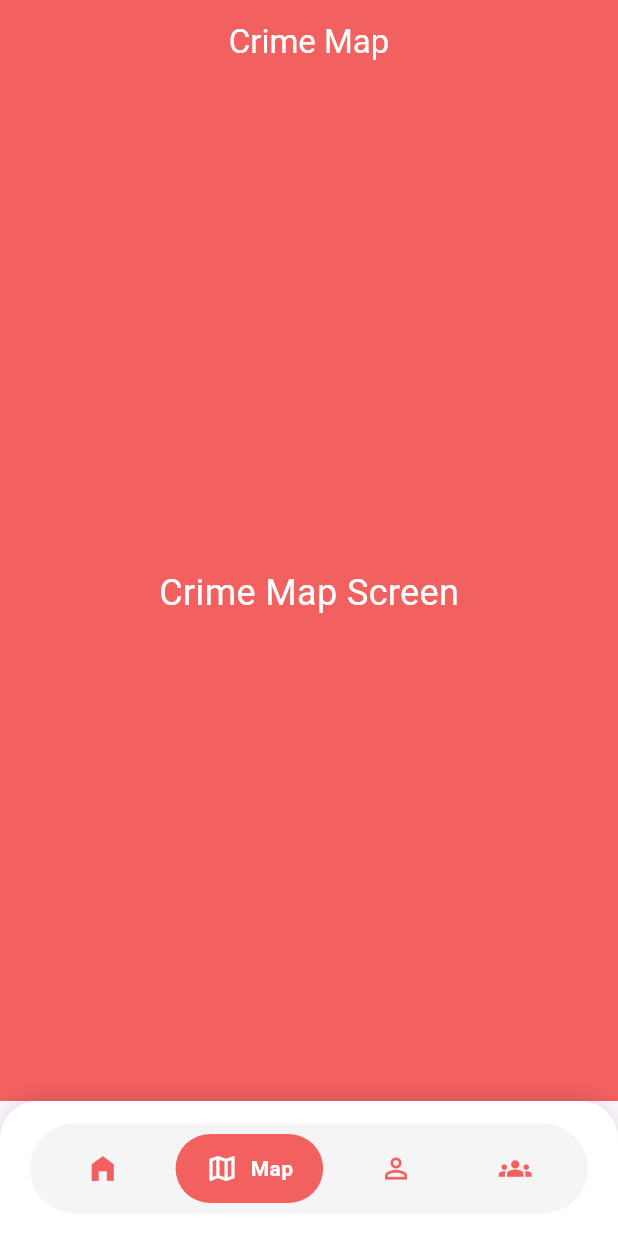
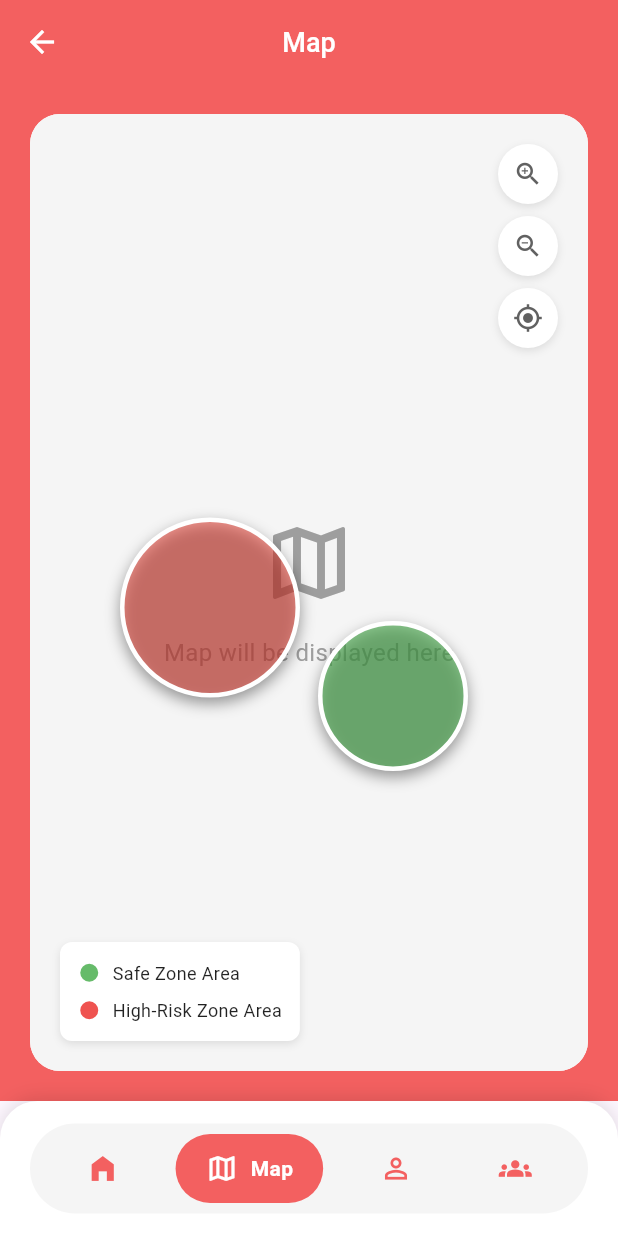
Before and after one commit to Afiq0025/Safesync_FYP, a Flutter app: the MainScreen screen opened by its route, item 2 of the bottom bar chosen, on a phone screen of 412 x 824 dp. Run offline on Flutter 3.47's test engine with Material 3 defaults, Android fonts, the phone set to English and light mode, and no system bars; our stand-ins replace geolocator, lottie; project files that could hold a hidden picture were left out.

Commit message:
Real Safesync 04

```diff
--- a/lib/main.dart
+++ b/lib/main.dart
@@ -1,10 +1,14 @@
 import 'dart:async';
 import 'package:flutter/material.dart';
 import 'package:lottie/lottie.dart';
+import 'package:safesync/screens/emergency/emergency_contacts.dart';
 import 'screens/auth/login_screen.dart';
 import 'screens/auth/signup_screen.dart';
 import 'screens/home/smartwatch_detail.dart';
 import 'screens/settings/recording_settings.dart';
+import 'screens/profile/profile_screen.dart';
+import 'screens/home/pair_smart_devices.dart';
+import 'screens/map/map_screen.dart';
 
 void main() {
   WidgetsFlutterBinding.ensureInitialized();
@@ -38,6 +42,9 @@ class SafeSyncApp extends StatelessWidget {
         '/main': (context) => const MainScreen(),
         '/smartwatch': (context) => const SmartwatchDetailScreen(),
         '/recording-settings': (context) => const RecordingSettingsScreen(),
+        '/pair-smart-devices': (context) => const PairSmartDevicesScreen(),
+        '/profile': (context) => const ProfileScreen(),
+        '/contacts': (context) => const EmergencyContactsScreen(),
       },
     );
   }
@@ -79,8 +86,7 @@ class _SplashScreenState extends State<SplashScreen> {
             SizedBox(
               width: 800,
               height: 800,
-              child:
-                  Image.asset('assets/images/logo.png', width: 50, height: 50),
+              child: Image.asset('assets/images/logo.png', width: 50, height: 50),
             ),
             const SizedBox(height: 1),
             const CircularProgressIndicator(
@@ -103,17 +109,25 @@ class MainScreen extends StatefulWidget {
 class _MainScreenState extends State<MainScreen> {
   int currentIndex = 0;
 
-  final List<Widget> screens = [
+  // Define screens as a getter to ensure fresh instances
+  List<Widget> get screens => [
     const HomeScreen(),
     const MapScreen(),
-    const ProfileScreen(),
+    const EmergencyContactsScreen(), // Temporary test widget
     const CommunityScreen(),
   ];
 
   @override
   Widget build(BuildContext context) {
+    // Debug: Print what screen should be shown
+    print('Building MainScreen with currentIndex: $currentIndex');
+    print('Screen at index $currentIndex: ${screens[currentIndex].runtimeType}');
+
     return Scaffold(
-      body: screens[currentIndex],
+      body: IndexedStack(
+        index: currentIndex,
+        children: screens,
+      ),
       bottomNavigationBar: Container(
         height: 90,
         padding: const EdgeInsets.symmetric(horizontal: 20, vertical: 15),
@@ -141,7 +155,7 @@ class _MainScreenState extends State<MainScreen> {
             children: [
               _buildNavItem(Icons.home_filled, "Home", 0),
               _buildNavItem(Icons.map_outlined, "Map", 1),
-              _buildNavItem(Icons.person_outline, "Contact", 2),
+              _buildNavItem(Icons.person_outline, "Contacts", 2),
               _buildNavItem(Icons.groups, "Community", 3),
             ],
           ),
@@ -158,6 +172,14 @@ class _MainScreenState extends State<MainScreen> {
         setState(() {
           currentIndex = index;
         });
+
+        // Enhanced debug prints
+        print('Navigating to index: $index');
+        print('Current screen: ${screens[index].runtimeType}');
+        if (index == 2) {
+          print('Should show EmergencyContactsScreen');
+          print('Actual screen type: ${screens[2].runtimeType}');
+        }
       },
       child: AnimatedContainer(
         duration: const Duration(milliseconds: 300),
@@ -247,7 +269,11 @@ class _HomeScreenState extends State<HomeScreen> with TickerProviderStateMixin {
               Row(
                 mainAxisAlignment: MainAxisAlignment.spaceBetween,
                 children: [
-                  Container(
+                  GestureDetector(
+                    onTap: () {
+                      Navigator.pushNamed(context, '/profile');
+                    },
+                    child: Container(
                       width: 50,
                       height: 50,
                       decoration: BoxDecoration(
@@ -258,6 +284,7 @@ class _HomeScreenState extends State<HomeScreen> with TickerProviderStateMixin {
                         Icons.person,
                         color: Colors.white,
                         size: 24,
+                      ),
                     ),
                   ),
                   const SizedBox(height: 100),
@@ -287,10 +314,10 @@ class _HomeScreenState extends State<HomeScreen> with TickerProviderStateMixin {
 
               // Heart rate display with animated icon
               Lottie.asset(
-                'assets/images/heartbeat.json', // Your JSON file path
+                'assets/images/heartbeat.json',
                 width: 100,
                 height: 100,
-                repeat: true, // Loop the animation
+                repeat: true,
                 animate: true,
               ),
 
@@ -329,6 +356,9 @@ class _HomeScreenState extends State<HomeScreen> with TickerProviderStateMixin {
                   _buildActivityIndicator(
                     Icons.watch_rounded,
                     "Pair Smart\nDevices",
+                    onTap: () {
+                      Navigator.pushNamed(context, '/pair-smart-devices');
+                    },
                   ),
                 ],
               ),
@@ -583,54 +613,6 @@ class _HomeScreenState extends State<HomeScreen> with TickerProviderStateMixin {
   }
 }
 
-class MapScreen extends StatelessWidget {
-  const MapScreen({super.key});
-
-  @override
-  Widget build(BuildContext context) {
-    return Scaffold(
-      backgroundColor: const Color(0xFFF36060),
-      appBar: AppBar(
-        title: const Text('Crime Map', style: TextStyle(color: Colors.white)),
-        centerTitle: true,
-        backgroundColor: const Color(0xFFF36060),
-        elevation: 0,
-        automaticallyImplyLeading: false,
-      ),
-      body: const Center(
-        child: Text(
-          'Crime Map Screen',
-          style: TextStyle(color: Colors.white, fontSize: 24),
-        ),
-      ),
-    );
-  }
-}
-
-class ProfileScreen extends StatelessWidget {
-  const ProfileScreen({super.key});
-
-  @override
-  Widget build(BuildContext context) {
-    return Scaffold(
-      backgroundColor: const Color(0xFFF36060),
-      appBar: AppBar(
-        title: const Text('Contact', style: TextStyle(color: Colors.white)),
-        centerTitle: true,
-        backgroundColor: const Color(0xFFF36060),
-        elevation: 0,
-        automaticallyImplyLeading: false,
-      ),
-      body: const Center(
-        child: Text(
-          'Contact Screen',
-          style: TextStyle(color: Colors.white, fontSize: 24),
-        ),
-      ),
-    );
-  }
-}
-
 class CommunityScreen extends StatelessWidget {
   const CommunityScreen({super.key});
 
--- a/lib/screens/map/map_screen.dart
+++ b/lib/screens/map/map_screen.dart
@@ -5,80 +5,165 @@ class MapScreen extends StatelessWidget {
 
   @override
   Widget build(BuildContext context) {
-    return Container(
-      decoration: const BoxDecoration(
-        gradient: LinearGradient(
-          begin: Alignment.topCenter,
-          end: Alignment.bottomCenter,
-          colors: [Color(0xFFFF5A5A), Color(0xFFFF8A8A)],
+    return Scaffold(
+      backgroundColor: const Color(0xFFF36060),
+      appBar: AppBar(
+        backgroundColor: const Color(0xFFF36060),
+        elevation: 0,
+        leading: IconButton(
+          icon: const Icon(Icons.arrow_back, color: Colors.white, size: 24),
+          onPressed: () => Navigator.pop(context),
+        ),
+        title: const Text(
+          'Map',
+          style: TextStyle(
+            color: Colors.white,
+            fontSize: 18,
+            fontWeight: FontWeight.w500,
           ),
         ),
-      child: SafeArea(
+        centerTitle: true,
+      ),
+      body: SafeArea(
+        child: Padding(
+          padding: const EdgeInsets.all(20.0),
+          child: Container(
+            width: double.infinity,
+            decoration: BoxDecoration(
+              color: Colors.white,
+              borderRadius: BorderRadius.circular(20),
+            ),
+            child: Stack(
+              children: [
+                // Map content area
+                Container(
+                  decoration: BoxDecoration(
+                    borderRadius: BorderRadius.circular(20),
+                    color: Colors.grey[100],
+                  ),
+                  child: const Center(
+                    child: Column(
+                      mainAxisAlignment: MainAxisAlignment.center,
+                      children: [
+                        Icon(
+                          Icons.map_outlined,
+                          size: 64,
+                          color: Colors.grey,
+                        ),
+                        SizedBox(height: 16),
+                        Text(
+                          'Map will be displayed here',
+                          style: TextStyle(
+                            color: Colors.grey,
+                            fontSize: 16,
+                          ),
+                        ),
+                      ],
+                    ),
+                  ),
+                ),
+
+                // Location markers overlay - PUBG-style large circular zones
+                Positioned(
+                  top: 80,
+                  left: 60,
+                  bottom: 60,
+                  child: _buildCircleMarker(Colors.red.withOpacity(0.5), 120),
+                ),
+                Positioned(
+                  right: 80,
+                  bottom: 200,
+                  child: _buildCircleMarker(Colors.green.withOpacity(0.6), 100),
+                ),
+
+
+                // Map controls
+                Positioned(
+                  top: 20,
+                  right: 20,
                   child: Column(
                     children: [
-            Padding(
-              padding: const EdgeInsets.all(20),
-              child: Row(
+                      _buildMapControl(Icons.zoom_in, () {}),
+                      const SizedBox(height: 8),
+                      _buildMapControl(Icons.zoom_out, () {}),
+                      const SizedBox(height: 8),
+                      _buildMapControl(Icons.my_location, () {}),
+                    ],
+                  ),
+                ),
+
+                // Map legend
+                Positioned(
+                  bottom: 20,
+                  left: 20,
+                  child: Container(
+                    padding: const EdgeInsets.all(12),
+                    decoration: BoxDecoration(
+                      color: Colors.white,
+                      borderRadius: BorderRadius.circular(8),
+                      boxShadow: [
+                        BoxShadow(
+                          color: Colors.black.withOpacity(0.1),
+                          blurRadius: 4,
+                          offset: const Offset(0, 2),
+                        ),
+                      ],
+                    ),
+                    child: Column(
+                      crossAxisAlignment: CrossAxisAlignment.start,
                       children: [
-                  IconButton(
-                    icon: const Icon(Icons.arrow_back, color: Colors.white),
-                    onPressed: () => Navigator.pop(context),
-                  ),
-                  const Expanded(
-                    child: Center(
-                      child: Icon(
-                        Icons.qr_code_scanner,
-                        color: Colors.white,
-                        size: 30,
+                        _buildMapLegend('Safe Zone Area', Colors.green.shade400),
+                        const SizedBox(height: 8),
+                        _buildMapLegend('High-Risk Zone Area', Colors.red.shade400),
+                      ],
                     ),
                   ),
                 ),
               ],
             ),
           ),
-            Expanded(
-              child: Container(
-                margin: const EdgeInsets.all(20),
-                decoration: BoxDecoration(
-                  color: Colors.white,
-                  borderRadius: BorderRadius.circular(20),
-                ),
-                child: Column(
-                  children: [
-                    Expanded(
-                      child: Container(
-                        decoration: BoxDecoration(
-                          color: Colors.grey[300],
-                          borderRadius: BorderRadius.circular(20),
-                        ),
-                        child: Center(
-                          child: Text(
-                            'Map View\n(Integrated with Google Maps)',
-                            textAlign: TextAlign.center,
-                            style: TextStyle(
-                              fontSize: 16,
-                              color: Colors.grey[600],
         ),
       ),
-                        ),
-                      ),
-                    ),
-                    Padding(
-                      padding: const EdgeInsets.all(20),
-                      child: Row(
-                        mainAxisAlignment: MainAxisAlignment.spaceEvenly,
-                        children: [
-                          _buildMapLegend('Safe Zone Area', Colors.green),
-                          _buildMapLegend('High-Risk Zone Area', const Color(0xFFFF5A5A)),
-                        ],
-                      ),
+    );
+  }
+
+  Widget _buildCircleMarker(Color color, double size) {
+    return Container(
+      width: size,
+      height: size,
+      decoration: BoxDecoration(
+        color: color,
+        shape: BoxShape.circle,
+        border: Border.all(color: Colors.white, width: 3),
+        boxShadow: [
+          BoxShadow(
+            color: Colors.black.withOpacity(0.4),
+            blurRadius: 8,
+            offset: const Offset(0, 4),
           ),
         ],
       ),
-              ),
+    );
+  }
+
+  Widget _buildMapControl(IconData icon, VoidCallback onTap) {
+    return GestureDetector(
+      onTap: onTap,
+      child: Container(
+        width: 40,
+        height: 40,
+        decoration: BoxDecoration(
+          color: Colors.white,
+          shape: BoxShape.circle,
+          boxShadow: [
+            BoxShadow(
+              color: Colors.black.withOpacity(0.1),
+              blurRadius: 4,
+              offset: const Offset(0, 2),
             ),
           ],
         ),
+        child: Icon(icon, color: Colors.grey[700], size: 20),
       ),
     );
   }
@@ -92,14 +177,50 @@ class MapScreen extends StatelessWidget {
           decoration: BoxDecoration(
             color: color,
             shape: BoxShape.circle,
+            border: Border.all(color: Colors.white, width: 1.5)
           ),
         ),
         const SizedBox(width: 8),
         Text(
           text,
-          style: const TextStyle(fontSize: 12),
+          style: const TextStyle(fontSize: 12, color: Colors.black87),
         ),
       ],
     );
   }
+
+  Widget _buildNavItem(IconData icon, String label, int index, VoidCallback onTap) {
+    return GestureDetector(
+      onTap: onTap,
+      child: AnimatedContainer(
+        duration: const Duration(milliseconds: 300),
+        padding: const EdgeInsets.symmetric(horizontal: 20, vertical: 12),
+        decoration: BoxDecoration(
+          color: index == 1 ? const Color(0xFFF36060) : Colors.transparent,
+          borderRadius: BorderRadius.circular(25),
+        ),
+        child: Row(
+          mainAxisSize: MainAxisSize.min,
+          children: [
+            Icon(
+              icon,
+              color: index == 1 ? Colors.white : const Color(0xFFF36060),
+              size: 22,
+            ),
+            if (index == 1) ...[
+              const SizedBox(width: 8),
+              Text(
+                label,
+                style: const TextStyle(
+                  color: Colors.white,
+                  fontSize: 14,
+                  fontWeight: FontWeight.w600,
+                ),
+              ),
+            ],
+          ],
+        ),
+      ),
+    );
   }
+}
--- a/lib/utils/responsive_utils.dart
+++ b/lib/utils/responsive_utils.dart
@@ -126,8 +126,8 @@ class ResponsiveUtils {
   static double getSafeAreaHeight(BuildContext context) {
     final mediaQuery = MediaQuery.of(context);
     return mediaQuery.size.height -
-           mediaQuery.padding.top -
-           mediaQuery.padding.bottom;
+        mediaQuery.padding.top -
+        mediaQuery.padding.bottom;
   }
 
   // Responsive card width for forms
```
Also changed, not shown: lib/screens/settings/pair_device_screen.dart (added, +18 -0 lines), lib/screens/home/pair_smart_devices.dart (line endings or trailing spaces), lib/screens/profile/profile_screen.dart (line endings or trailing spaces), 2 other files. Lines whose indentation alone changed are shown as unchanged.
